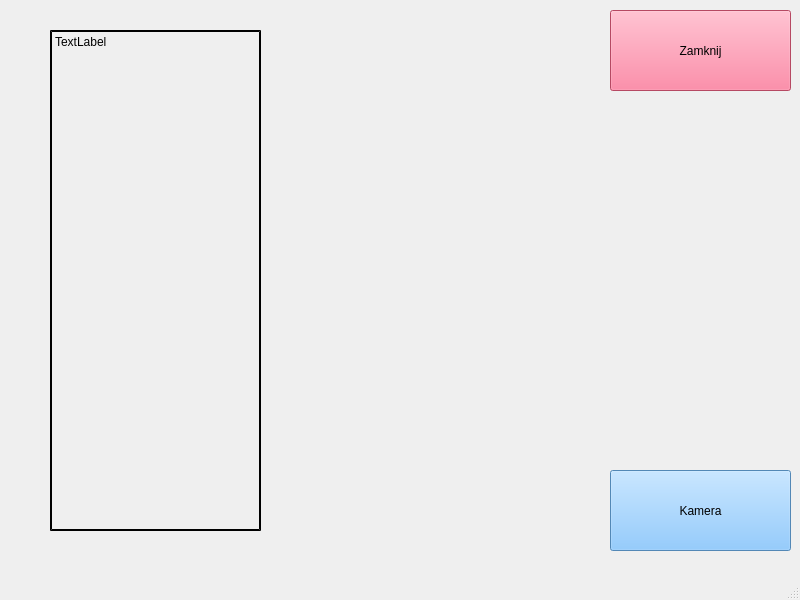
Qt form src/utils/form.ui (MaksMacioszczyk/robot_arm_controll) before a commit.
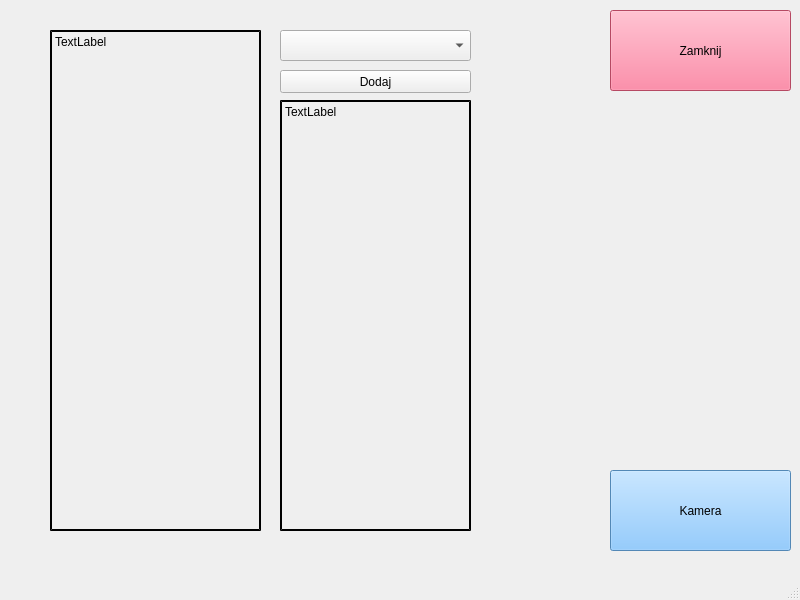
The same form after that commit.

What changed in the file:
```diff
--- a/src/utils/form.ui
+++ b/src/utils/form.ui
@@ -67,6 +67,50 @@
      <set>Qt::AlignLeading|Qt::AlignLeft|Qt::AlignTop</set>
     </property>
    </widget>
+   <widget class="QComboBox" name="combo_items">
+    <property name="geometry">
+     <rect>
+      <x>280</x>
+      <y>30</y>
+      <width>191</width>
+      <height>31</height>
+     </rect>
+    </property>
+   </widget>
+   <widget class="QPushButton" name="button_add_to_path">
+    <property name="geometry">
+     <rect>
+      <x>280</x>
+      <y>70</y>
+      <width>191</width>
+      <height>23</height>
+     </rect>
+    </property>
+    <property name="text">
+     <string>Dodaj</string>
+    </property>
+   </widget>
+   <widget class="QLabel" name="label_path">
+    <property name="geometry">
+     <rect>
+      <x>280</x>
+      <y>100</y>
+      <width>191</width>
+      <height>431</height>
+     </rect>
+    </property>
+    <property name="styleSheet">
+     <string notr="true">border-style: outset;
+border-width: 2px;
+border-color: black;</string>
+    </property>
+    <property name="text">
+     <string>TextLabel</string>
+    </property>
+    <property name="alignment">
+     <set>Qt::AlignLeading|Qt::AlignLeft|Qt::AlignTop</set>
+    </property>
+   </widget>
   </widget>
   <widget class="QMenuBar" name="menubar">
    <property name="geometry">
```
